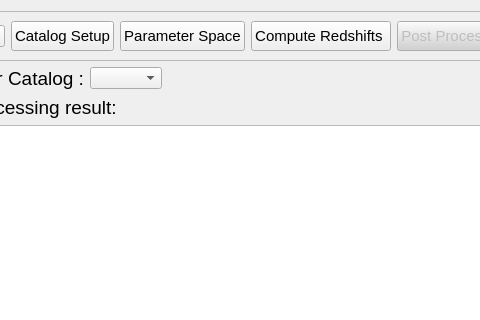
The window that PhzQtUI/auxdir/PhzQtUI/FormPostProcessing.ui (astrorama/Phosphoros) describes before a commit, drawn with Qt 5; both pictures show x 99 to 579 and y 0 to 320 of the 1053 by 851 pixel window.
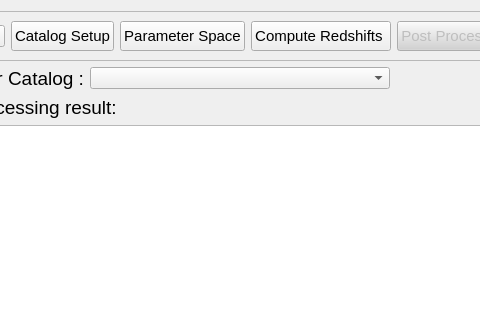
The same window after the commit.

Commit message: Changes after presentation of the refactored GUI

```diff
--- a/PhzQtUI/auxdir/PhzQtUI/FormPostProcessing.ui
+++ b/PhzQtUI/auxdir/PhzQtUI/FormPostProcessing.ui
@@ -168,7 +168,14 @@
       </widget>
      </item>
      <item>
-      <widget class="QComboBox" name="cb_catalog"/>
+      <widget class="QComboBox" name="cb_catalog">
+       <property name="minimumSize">
+        <size>
+         <width>300</width>
+         <height>0</height>
+        </size>
+       </property>
+      </widget>
      </item>
      <item>
       <spacer name="horizontalSpacer_14">
```
The commit also changes 6 other files.
